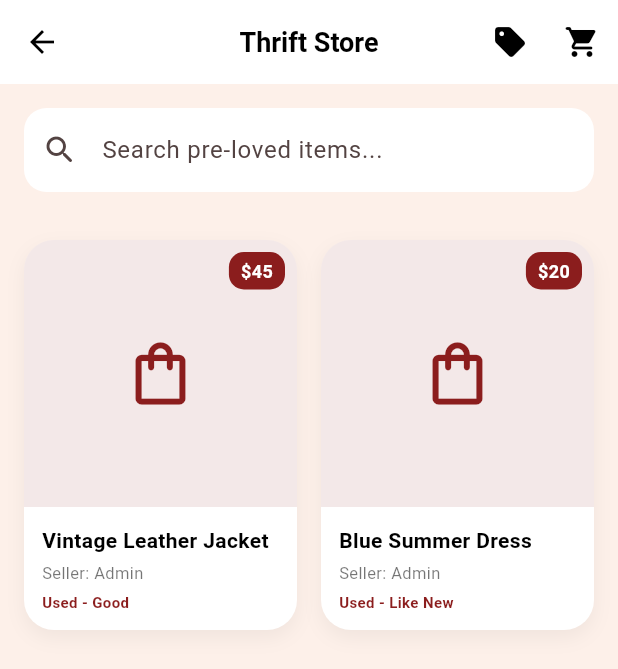
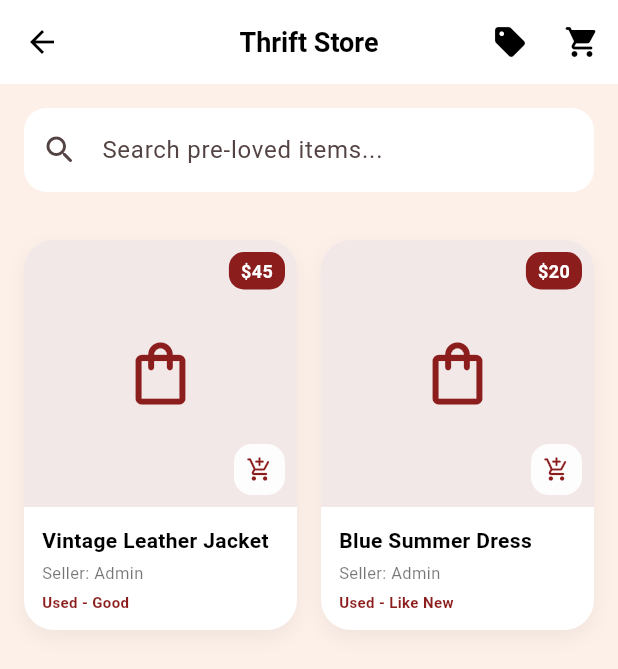
Before and after one commit to HNChandrasekara/digi_drobe, a Flutter app: the ThriftStoreScreen screen opened directly, on a phone screen of 412 x 824 dp. Shown: the top 669 px of the screen. Run offline on Flutter 3.47's test engine with Material 3 defaults, Android fonts, the phone set to English and light mode, and no system bars; our stand-ins replace audioplayers, cloud_firestore, file_picker, firebase_auth, firebase_core, firebase_storage and 5 more; missing offline and left inert: extension_google_sign_in_as_googleapis_auth, googleapis, model_viewer_plus; accounts and stored records are empty.

Commit message:
feat: implement complete cart, product management, and payment processing functionality

```diff
--- a/lib/models/cart_item.dart
+++ b/lib/models/cart_item.dart
@@ -5,6 +5,7 @@ class CartItem {
   final String title;
   final String? brand;
   final String? imageUrl;
+  final String? imageDataUrl;
   final double price;
   int quantity;
 
@@ -13,6 +14,7 @@ class CartItem {
     required this.title,
     this.brand,
     this.imageUrl,
+    this.imageDataUrl,
     required this.price,
     this.quantity = 1,
   });
@@ -24,6 +26,7 @@ class CartItem {
       title: data['title'] as String? ?? '',
       brand: data['brand'] as String?,
       imageUrl: data['imageUrl'] as String?,
+      imageDataUrl: data['imageDataUrl'] as String?,
       price: (data['price'] as num?)?.toDouble() ?? 0.0,
       quantity: (data['quantity'] as num?)?.toInt() ?? 1,
     );
@@ -34,6 +37,7 @@ class CartItem {
     'title': title,
     'brand': brand,
     'imageUrl': imageUrl,
+    'imageDataUrl': imageDataUrl,
     'price': price,
     'quantity': quantity,
   };
--- a/lib/screens/thrift_store_screen.dart
+++ b/lib/screens/thrift_store_screen.dart
@@ -5,6 +5,7 @@ import 'package:provider/provider.dart';
 import '../providers/thrift_provider.dart';
 import '../providers/cart_provider.dart';
 import '../models/thrift_item.dart';
+import '../models/cart_item.dart';
 import '../utils/colors.dart';
 import 'add_thrift_item_screen.dart';
 import 'cart_screen.dart';
@@ -152,7 +153,10 @@ class _ThriftStoreScreenState extends State<ThriftStoreScreen> {
   }
 
   Widget _buildThriftCard(ThriftItem item, bool isDark) {
-    return Container(
+    return InkWell(
+      borderRadius: BorderRadius.circular(20),
+      onTap: () => _addToCart(item),
+      child: Container(
         decoration: BoxDecoration(
           color: isDark ? AppColors.cardDark : Colors.white,
           borderRadius: BorderRadius.circular(20),
@@ -198,6 +202,23 @@ class _ThriftStoreScreenState extends State<ThriftStoreScreen> {
                         ),
                       ),
                     ),
+                    Positioned(
+                      bottom: 8,
+                      right: 8,
+                      child: Container(
+                        width: 34,
+                        height: 34,
+                        decoration: BoxDecoration(
+                          color: Colors.white.withValues(alpha: 0.92),
+                          borderRadius: BorderRadius.circular(12),
+                        ),
+                        child: const Icon(
+                          Icons.add_shopping_cart_rounded,
+                          color: AppColors.primaryMaroon,
+                          size: 18,
+                        ),
+                      ),
+                    ),
                   ],
                 ),
               ),
@@ -238,6 +259,26 @@ class _ThriftStoreScreenState extends State<ThriftStoreScreen> {
             ),
           ],
         ),
+      ),
+    );
+  }
+
+  Future<void> _addToCart(ThriftItem item) async {
+    final cartItem = CartItem(
+      productId: 'thrift_${item.id}',
+      title: item.title,
+      brand: item.brand.isNotEmpty ? item.brand : item.category,
+      imageUrl: item.imageUrl,
+      imageDataUrl: item.imageDataUrl,
+      price: item.price,
+    );
+
+    await context.read<CartProvider>().addItem(cartItem);
+    if (!mounted) return;
+
+    Navigator.push(
+      context,
+      MaterialPageRoute(builder: (context) => const CartScreen()),
     );
   }
 
```
Also changed, not shown: lib/screens/cart_screen.dart (+44 -26 lines). Lines whose indentation alone changed are shown as unchanged.
